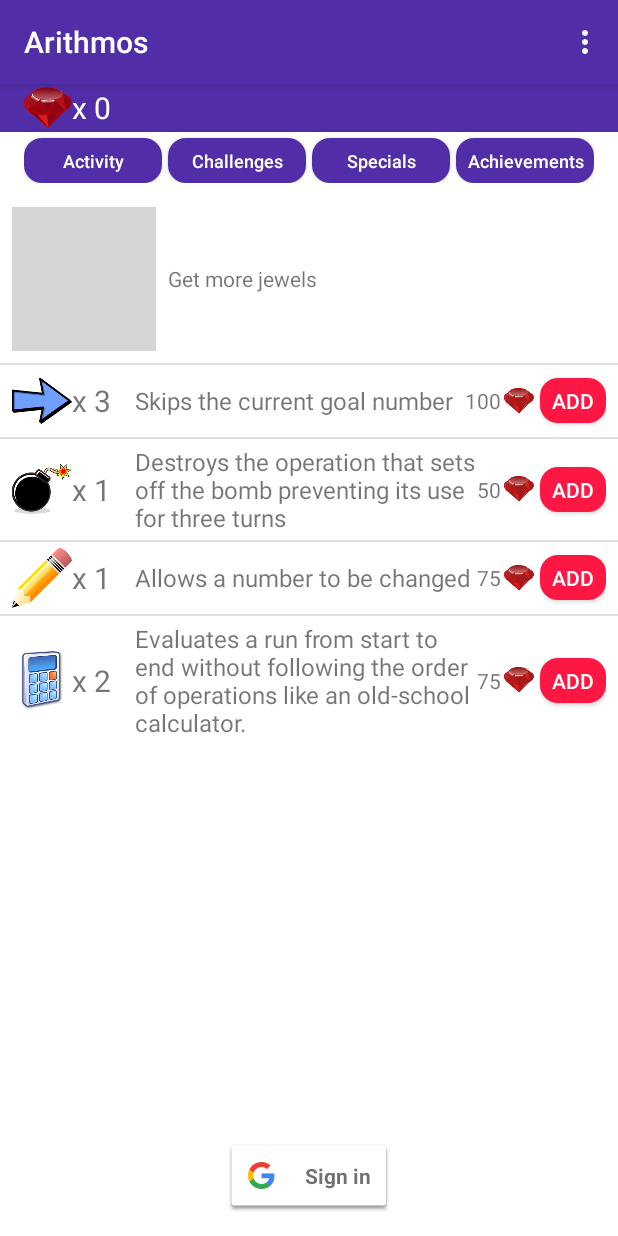
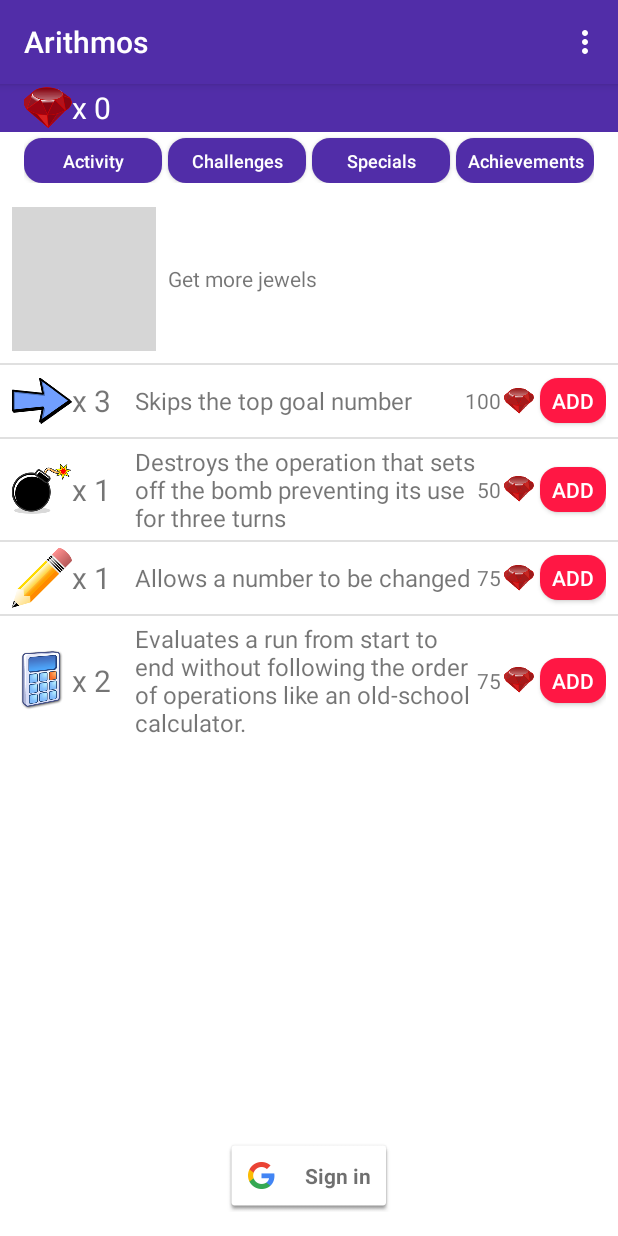
Before and after one commit to boozey/Arithmos, an Android app: the screen it shows after launch (MainActivity), after a tap on "Specials", on a phone screen of 412 x 824 dp. Run offline under Robolectric (Android 15) with nearby library versions, the phone set to English and light mode, and no system bars; pictures from the network do not load; 3 statements that could not run were skipped; 2 other taps on this screen came first; grey boxes are pictures that could not be loaded.

Commit message:
Added special description string resources

```diff
--- a/app/src/main/java/com/nakedape/arithmos/MainActivity.java
+++ b/app/src/main/java/com/nakedape/arithmos/MainActivity.java
@@ -1356,10 +1356,11 @@ public class MainActivity extends AppCompatActivity implements
         private int resource_id = R.layout.special_store_item_layout;
         private LayoutInflater mInflater;
         private String[] names = getResources().getStringArray(R.array.special_item_names);
-        private String[] descriptions = getResources().getStringArray(R.array.special_descriptions);
         private int[] costs = getResources().getIntArray(R.array.special_costs);
         private int[] iconResIds = {R.drawable.ic_right_arrow, R.drawable.ic_bomb,
                 R.drawable.ic_pencil, R.drawable.ic_calculator};
+        private int[] descResIds = {R.string.skip_description, R.string.bomb_description,
+                R.string.pencil_description, R.string.calc_description};
 
         public SpecialListAdapter(){
 
@@ -1394,7 +1395,7 @@ public class MainActivity extends AppCompatActivity implements
             countView.setText(getString(R.string.number_after_x, gameBase.getSpecialCount(names[position])));
 
             TextView descView = (TextView)convertView.findViewById(R.id.description_textview);
-            descView.setText(descriptions[position]);
+            descView.setText(descResIds[position]);
 
             TextView costView = (TextView)convertView.findViewById(R.id.cost_textview);
             costView.setText(String.valueOf(costs[position]));
--- a/app/src/main/res/values/special_store_data.xml
+++ b/app/src/main/res/values/special_store_data.xml
@@ -14,12 +14,12 @@
         <item>@drawable/ic_calculator</item>
     </integer-array>
 
-    <string-array name="special_descriptions">
-        <item>Skips the current goal number</item>
-        <item>Destroys the operation that sets off the bomb preventing its use for three turns</item>
-        <item>Allows a number to be changed</item>
-        <item>Evaluates a run from start to end without following the order of operations like an old-school calculator.</item>
-    </string-array>
+    <integer-array name="special_descriptions">
+        <item>@string/skip_description</item>
+        <item>@string/bomb_description</item>
+        <item>@string/pencil_description</item>
+        <item>@string/calc_description</item>
+    </integer-array>
 
     <integer-array name="special_costs">
         <item>100</item>
--- a/app/src/main/res/values/strings.xml
+++ b/app/src/main/res/values/strings.xml
@@ -16,6 +16,10 @@
     <string name="done">Done</string>
     <string name="loading">Loading &#8230;</string>
     <string name="percent">%d%%</string>
+
+
+
+
 
     <!-- Main Activity Strings -->
     <string name="activity_button_text">Activity</string>
@@ -75,6 +79,14 @@
     <string name="order_number">Order number: %s</string>
     <string name="product_id">Product id: %s</string>
 
+    <!-- Special descriptions -->
+    <string name="skip_description">Skips the top goal number</string>
+    <string name="bomb_description">Destroys the operation that sets off the bomb preventing its use for three turns</string>
+    <string name="pencil_description">Allows a number to be changed</string>
+    <string name="calc_description">Evaluates a run from start to end without following the order of operations like an old-school calculator.</string>
+
+
+
     <!-- Game Activity Strings -->
     <string name="bomb_message">for 3 turns</string>
 
@@ -99,6 +111,8 @@
 
 
 
+
+
     <!-- Match Activity Strings -->
     <plurals name="finish_turn_prompt">
         <item quantity="one">You still have %d move remaining</item>
@@ -113,6 +127,8 @@
     <string name="you_won">You won!</string>
     <string name="you_lost">You lost</string>
     <string name="tie">It\'s a tie!</string>
+
+
 
 
     <!-- Game Options -->
@@ -132,6 +148,7 @@
 
 
 
+
     <!-- Game Challenge and Level Strings -->
     <string name="level_locked">Locked</string>
     <string name="challenge_name_crazy_eights">Crazy Eights</string>
@@ -146,7 +163,7 @@
 
 
 
-    <!-- Time Strings -->
+    <!-- Time Strings and Plurals -->
     <string name="just_now">Just now</string>
     <string name="long_time_ago">A long time ago</string>
     <plurals name="minute_ago_plurals">
```
